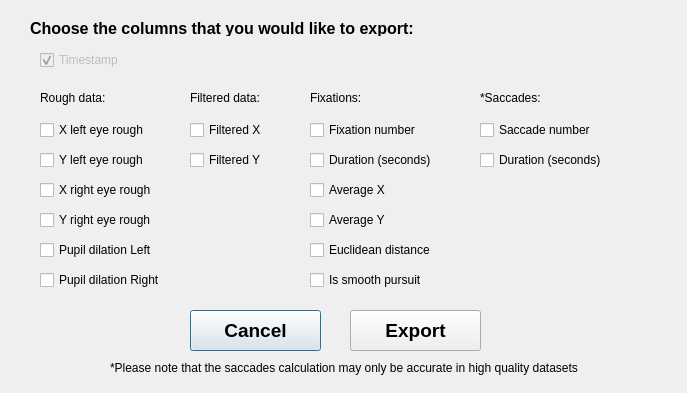
Above: DialogExport.ui from jamesalvarez/grafix-coder before the change. Below: the same form after it.
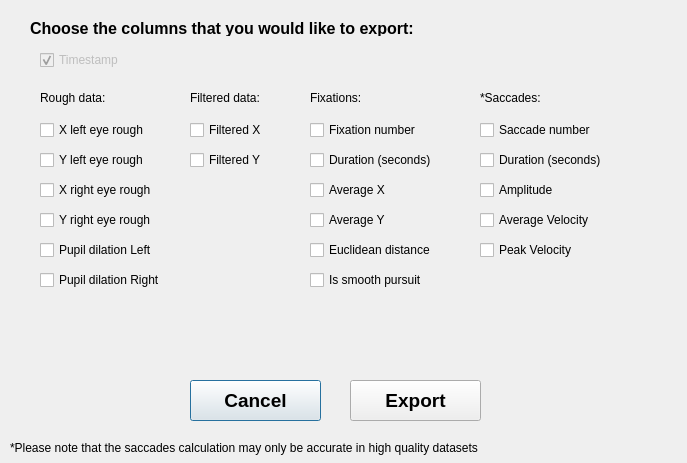
That is the form after the change.

Commit message: tidied up export code and added preliminary saccade code

Patch:
```diff
--- a/DialogExport.ui
+++ b/DialogExport.ui
@@ -7,7 +7,7 @@
     <x>0</x>
     <y>0</y>
     <width>687</width>
-    <height>393</height>
+    <height>463</height>
    </rect>
   </property>
   <property name="windowTitle">
@@ -267,7 +267,7 @@
    <property name="geometry">
     <rect>
      <x>190</x>
-     <y>310</y>
+     <y>380</y>
      <width>131</width>
      <height>41</height>
     </rect>
@@ -287,7 +287,7 @@
    <property name="geometry">
     <rect>
      <x>350</x>
-     <y>310</y>
+     <y>380</y>
      <width>131</width>
      <height>41</height>
     </rect>
@@ -319,8 +319,8 @@
   <widget class="QLabel" name="label_6">
    <property name="geometry">
     <rect>
-     <x>110</x>
-     <y>360</y>
+     <x>10</x>
+     <y>440</y>
      <width>571</width>
      <height>16</height>
     </rect>
@@ -368,6 +368,45 @@
     <string>Is smooth pursuit</string>
    </property>
   </widget>
+  <widget class="QCheckBox" name="cb_sacAmplitude">
+   <property name="geometry">
+    <rect>
+     <x>480</x>
+     <y>180</y>
+     <width>141</width>
+     <height>20</height>
+    </rect>
+   </property>
+   <property name="text">
+    <string>Amplitude</string>
+   </property>
+  </widget>
+  <widget class="QCheckBox" name="cb_sacVelocityAv">
+   <property name="geometry">
+    <rect>
+     <x>480</x>
+     <y>210</y>
+     <width>141</width>
+     <height>20</height>
+    </rect>
+   </property>
+   <property name="text">
+    <string>Average Velocity</string>
+   </property>
+  </widget>
+  <widget class="QCheckBox" name="cb_sacVelocityPeak">
+   <property name="geometry">
+    <rect>
+     <x>480</x>
+     <y>240</y>
+     <width>141</width>
+     <height>20</height>
+    </rect>
+   </property>
+   <property name="text">
+    <string>Peak Velocity</string>
+   </property>
+  </widget>
  </widget>
  <resources/>
  <connections/>
```
The commit also changes 3 other files.
